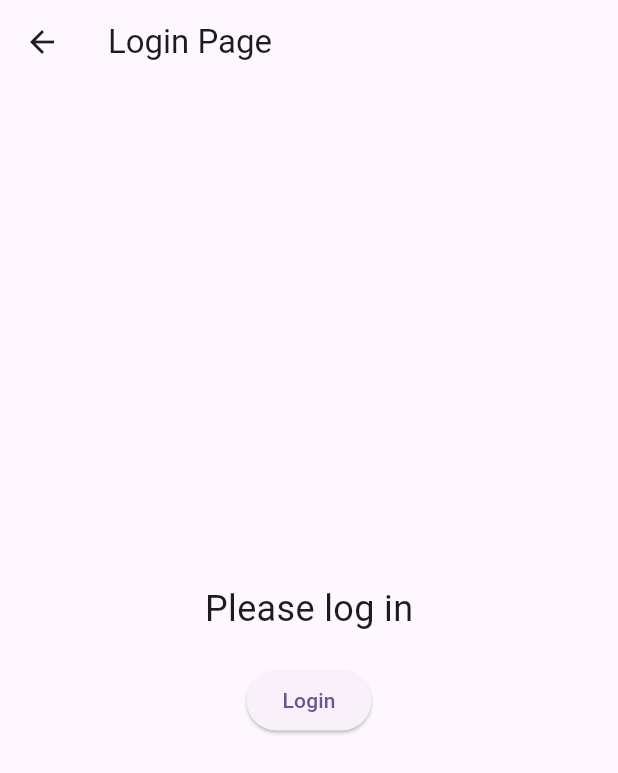
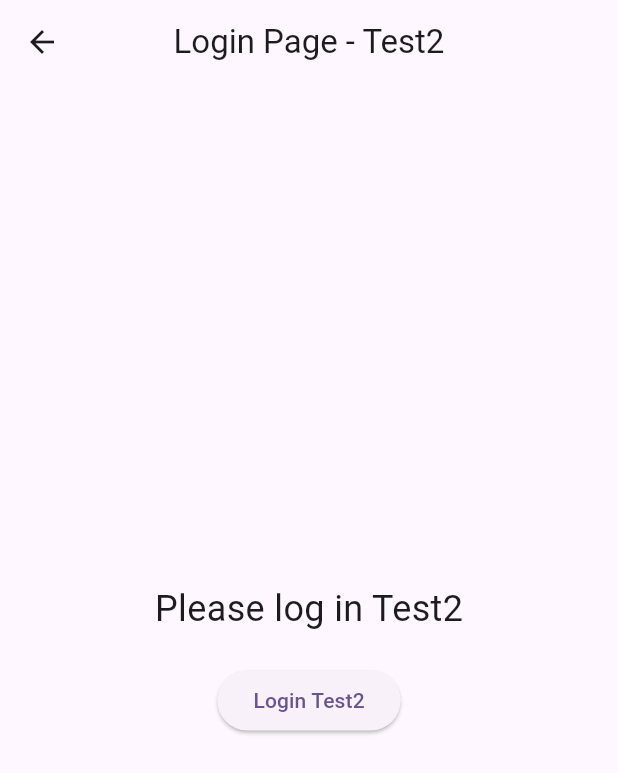
Before and after one commit to mohamed135790099/tricks, a Flutter app: the LoginPage screen opened directly, on a phone screen of 412 x 824 dp. Shown: the top 773 px of the screen. Run offline on Flutter 3.47's test engine with Material 3 defaults, Android fonts, the phone set to English and light mode, and no system bars; our stand-ins replace flutter_bloc.

Commit message:
last change in in page login

```diff
--- a/lib/login_page/dart/login_page.dart
+++ b/lib/login_page/dart/login_page.dart
@@ -12,14 +12,21 @@ class _LoginPageState extends State<LoginPage> {
   Widget build(BuildContext context) {
     return Scaffold(
       appBar: AppBar(
-        title: const Text('Login Page'),
+        centerTitle:true,
+        title: const Text('Login Page - Test2'),
+        leading: IconButton(
+          icon: const Icon(Icons.arrow_back),
+          onPressed: () {
+            Navigator.of(context).pop(); // Navigate back to the previous page
+          },
+        )
       ),
       body: Center(
         child: Column(
           mainAxisAlignment: MainAxisAlignment.center,
           children: <Widget>[
             const Text(
-              'Please log in',
+              'Please log in Test2',
               style: TextStyle(fontSize: 24),
             ),
             const SizedBox(height: 20),
@@ -27,7 +34,7 @@ class _LoginPageState extends State<LoginPage> {
               onPressed: () {
                 // Handle login logic here
               },
-              child: const Text('Login'),
+              child: const Text('Login Test2'),
             ),
           ],
         ),
```
